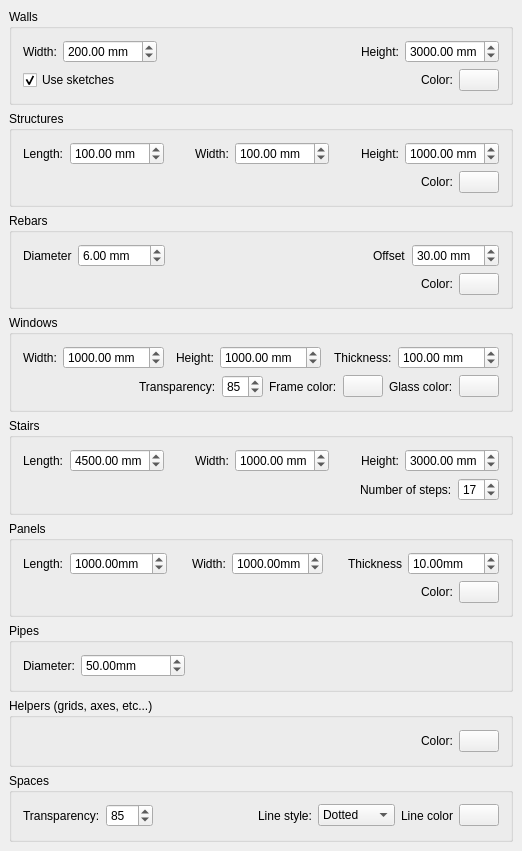
Before: the Qt Designer form src/Mod/Arch/Resources/ui/preferences-archdefaults.ui in southseact-3d/fcd, drawn with Qt 5.
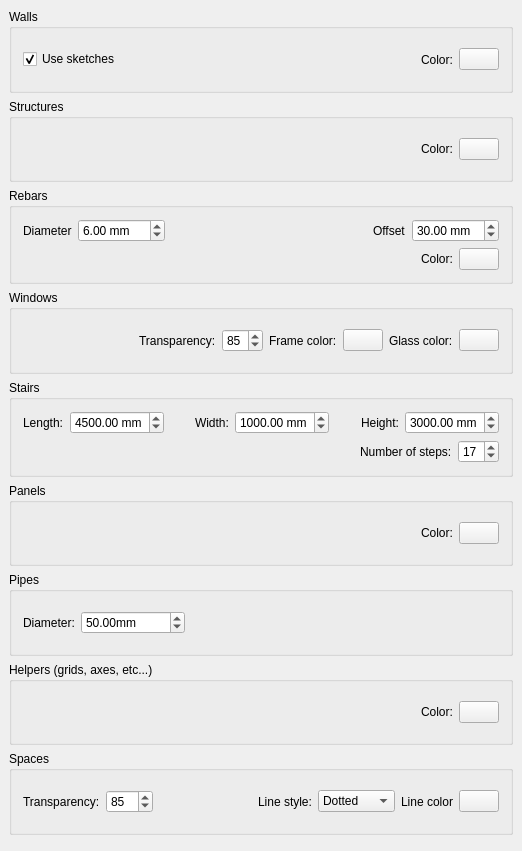
After: the same form once the commit is applied. Custom widgets are drawn as their Qt base class.

Diff of the .ui file:
```diff
--- a/src/Mod/Arch/Resources/ui/preferences-archdefaults.ui
+++ b/src/Mod/Arch/Resources/ui/preferences-archdefaults.ui
@@ -25,77 +25,6 @@
      <property name="title">
       <string>Walls</string>
      </property>
-     <layout class="QVBoxLayout" name="verticalLayout_2">
-      <item>
-       <layout class="QHBoxLayout" name="horizontalLayout_2">
-        <item>
-         <widget class="QLabel" name="label_10">
-          <property name="text">
-           <string>Width:</string>
-          </property>
-         </widget>
-        </item>
-        <item>
-         <widget class="Gui::PrefDoubleSpinBox" name="gui::prefdoublespinbox_2">
-          <property name="suffix">
-           <string> mm</string>
-          </property>
-          <property name="maximum">
-           <double>9999.989999999999782</double>
-          </property>
-          <property name="value">
-           <double>200.000000000000000</double>
-          </property>
-          <property name="prefEntry" stdset="0">
-           <cstring>WallWidth</cstring>
-          </property>
-          <property name="prefPath" stdset="0">
-           <cstring>Mod/Arch</cstring>
-          </property>
-         </widget>
-        </item>
-        <item>
-         <spacer name="horizontalSpacer_5">
-          <property name="orientation">
-           <enum>Qt::Horizontal</enum>
-          </property>
-          <property name="sizeHint" stdset="0">
-           <size>
-            <width>40</width>
-            <height>20</height>
-           </size>
-          </property>
-         </spacer>
-        </item>
-        <item>
-         <widget class="QLabel" name="label_8">
-          <property name="text">
-           <string>Height:</string>
-          </property>
-         </widget>
-        </item>
-        <item>
-         <widget class="Gui::PrefDoubleSpinBox" name="gui::prefdoublespinbox_3">
-          <property name="suffix">
-           <string> mm</string>
-          </property>
-          <property name="maximum">
-           <double>9999.989999999999782</double>
-          </property>
-          <property name="value">
-           <double>3000.000000000000000</double>
-          </property>
-          <property name="prefEntry" stdset="0">
-           <cstring>WallHeight</cstring>
-          </property>
-          <property name="prefPath" stdset="0">
-           <cstring>Mod/Arch</cstring>
-          </property>
-         </widget>
-        </item>
-       </layout>
-      </item>
-      <item>
        <layout class="QHBoxLayout" name="horizontalLayout_3">
         <item>
          <widget class="Gui::PrefCheckBox" name="checkBox">
@@ -154,8 +83,6 @@
          </widget>
         </item>
        </layout>
-      </item>
-     </layout>
     </widget>
    </item>
    <item>
@@ -163,116 +90,6 @@
      <property name="title">
       <string>Structures</string>
      </property>
-     <layout class="QVBoxLayout" name="verticalLayout">
-      <item>
-       <layout class="QHBoxLayout" name="horizontalLayout">
-        <item>
-         <widget class="QLabel" name="label_12">
-          <property name="text">
-           <string>Length:</string>
-          </property>
-         </widget>
-        </item>
-        <item>
-         <widget class="Gui::PrefDoubleSpinBox" name="gui::prefdoublespinbox_4">
-          <property name="suffix">
-           <string> mm</string>
-          </property>
-          <property name="maximum">
-           <double>9999.989999999999782</double>
-          </property>
-          <property name="value">
-           <double>100.000000000000000</double>
-          </property>
-          <property name="prefEntry" stdset="0">
-           <cstring>StructureLength</cstring>
-          </property>
-          <property name="prefPath" stdset="0">
-           <cstring>Mod/Arch</cstring>
-          </property>
-         </widget>
-        </item>
-        <item>
-         <spacer name="horizontalSpacer_6">
-          <property name="orientation">
-           <enum>Qt::Horizontal</enum>
-          </property>
-          <property name="sizeHint" stdset="0">
-           <size>
-            <width>40</width>
-            <height>20</height>
-           </size>
-          </property>
-         </spacer>
-        </item>
-        <item>
-         <widget class="QLabel" name="label_13">
-          <property name="text">
-           <string>Width:</string>
-          </property>
-         </widget>
-        </item>
-        <item>
-         <widget class="Gui::PrefDoubleSpinBox" name="gui::prefdoublespinbox_5">
-          <property name="suffix">
-           <string> mm</string>
-          </property>
-          <property name="maximum">
-           <double>9999.989999999999782</double>
-          </property>
-          <property name="value">
-           <double>100.000000000000000</double>
-          </property>
-          <property name="prefEntry" stdset="0">
-           <cstring>StructureWidth</cstring>
-          </property>
-          <property name="prefPath" stdset="0">
-           <cstring>Mod/Arch</cstring>
-          </property>
-         </widget>
-        </item>
-        <item>
-         <spacer name="horizontalSpacer_7">
-          <property name="orientation">
-           <enum>Qt::Horizontal</enum>
-          </property>
-          <property name="sizeHint" stdset="0">
-           <size>
-            <width>40</width>
-            <height>20</height>
-           </size>
-          </property>
-         </spacer>
-        </item>
-        <item>
-         <widget class="QLabel" name="label_14">
-          <property name="text">
-           <string>Height:</string>
-          </property>
-         </widget>
-        </item>
-        <item>
-         <widget class="Gui::PrefDoubleSpinBox" name="gui::prefdoublespinbox_6">
-          <property name="suffix">
-           <string> mm</string>
-          </property>
-          <property name="maximum">
-           <double>9999.989999999999782</double>
-          </property>
-          <property name="value">
-           <double>1000.000000000000000</double>
-          </property>
-          <property name="prefEntry" stdset="0">
-           <cstring>StructureHeight</cstring>
-          </property>
-          <property name="prefPath" stdset="0">
-           <cstring>Mod/Arch</cstring>
-          </property>
-         </widget>
-        </item>
-       </layout>
-      </item>
-      <item>
        <layout class="QHBoxLayout" name="horizontalLayout_5">
         <item>
          <spacer name="horizontalSpacer_2">
@@ -315,8 +132,6 @@
          </widget>
         </item>
        </layout>
-      </item>
-     </layout>
     </widget>
    </item>
    <item>
@@ -443,125 +258,6 @@
      <property name="title">
       <string>Windows</string>
      </property>
-     <layout class="QVBoxLayout" name="verticalLayout_4">
-      <item>
-       <layout class="QHBoxLayout" name="horizontalLayout_6">
-        <item>
-         <widget class="QLabel" name="label_22">
-          <property name="text">
-           <string>Width:</string>
-          </property>
-         </widget>
-        </item>
-        <item>
-         <widget class="Gui::PrefDoubleSpinBox" name="gui::prefdoublespinbox_10">
-          <property name="toolTip">
-           <string>The default width for new windows</string>
-          </property>
-          <property name="suffix">
-           <string> mm</string>
-          </property>
-          <property name="maximum">
-           <double>99999.990000000005239</double>
-          </property>
-          <property name="value">
-           <double>1000.000000000000000</double>
-          </property>
-          <property name="prefEntry" stdset="0">
-           <cstring>WindowWidth</cstring>
-          </property>
-          <property name="prefPath" stdset="0">
-           <cstring>Mod/Arch</cstring>
-          </property>
-         </widget>
-        </item>
-        <item>
-         <spacer name="horizontalSpacer_9">
-          <property name="orientation">
-           <enum>Qt::Horizontal</enum>
-          </property>
-          <property name="sizeHint" stdset="0">
-           <size>
-            <width>40</width>
-            <height>20</height>
-           </size>
-          </property>
-         </spacer>
-        </item>
-        <item>
-         <widget class="QLabel" name="label_21">
-          <property name="text">
-           <string>Height:</string>
-          </property>
-         </widget>
-        </item>
-        <item>
-         <widget class="Gui::PrefDoubleSpinBox" name="gui::prefdoublespinbox_9">
-          <property name="toolTip">
-           <string>The default height for new windows</string>
-          </property>
-          <property name="suffix">
-           <string> mm</string>
-          </property>
-          <property name="maximum">
-           <double>99999.990000000005239</double>
-          </property>
-          <property name="value">
-           <double>1000.000000000000000</double>
-          </property>
-          <property name="prefEntry" stdset="0">
-           <cstring>WindowHeight</cstring>
-          </property>
-          <property name="prefPath" stdset="0">
-           <cstring>Mod/Arch</cstring>
-          </property>
-         </widget>
-        </item>
-        <item>
-         <spacer name="horizontalSpacer_10">
-          <property name="orientation">
-           <enum>Qt::Horizontal</enum>
-          </property>
-          <property name="sizeHint" stdset="0">
-           <size>
-            <width>40</width>
-            <height>20</height>
-           </size>
-          </property>
-         </spacer>
-        </item>
-        <item>
-         <widget class="QLabel" name="label_20">
-          <property name="text">
-           <string>Thickness:</string>
-          </property>
-         </widget>
-        </item>
-        <item>
-         <widget class="Gui::PrefDoubleSpinBox" name="gui::prefdoublespinbox_11">
-          <property name="toolTip">
-           <string>The default thickness for new windows</string>
-          </property>
-          <property name="suffix">
-           <string> mm</string>
-          </property>
-          <property name="maximum">
-           <double>99999.990000000005239</double>
-          </property>
-          <property name="value">
-           <double>100.000000000000000</double>
-          </property>
-          <property name="prefEntry" stdset="0">
-           <cstring>WindowThickness</cstring>
-          </property>
-          <property name="prefPath" stdset="0">
-           <cstring>Mod/Arch</cstring>
-          </property>
-         </widget>
-        </item>
-       </layout>
-      </item>
-      <item>
        <layout class="QHBoxLayout" name="horizontalLayout_14">
         <item>
          <spacer name="horizontalSpacer_4">
@@ -645,8 +341,6 @@
          </widget>
         </item>
        </layout>
-      </item>
-     </layout>
     </widget>
    </item>
    <item>
@@ -811,116 +505,6 @@
      <property name="title">
       <string>Panels</string>
      </property>
-     <layout class="QVBoxLayout" name="verticalLayout_6">
-      <item>
-       <layout class="QHBoxLayout" name="horizontalLayout_10">
-        <item>
-         <widget class="QLabel" name="label_7">
-          <property name="text">
-           <string>Length:</string>
-          </property>
-         </widget>
-        </item>
-        <item>
-         <widget class="Gui::PrefDoubleSpinBox" name="doubleSpinBox_4">
-          <property name="suffix">
-           <string>mm</string>
-          </property>
-          <property name="maximum">
-           <double>99999.990000000005239</double>
-          </property>
-          <property name="value">
-           <double>1000.000000000000000</double>
-          </property>
-          <property name="prefEntry" stdset="0">
-           <cstring>PanelLength</cstring>
-          </property>
-          <property name="prefPath" stdset="0">
-           <cstring>Mod/Arch</cstring>
-          </property>
-         </widget>
-        </item>
-        <item>
-         <spacer name="horizontalSpacer_14">
-          <property name="orientation">
-           <enum>Qt::Horizontal</enum>
-          </property>
-          <property name="sizeHint" stdset="0">
-           <size>
-            <width>40</width>
-            <height>20</height>
-           </size>
-          </property>
-         </spacer>
-        </item>
-        <item>
-         <widget class="QLabel" name="label_16">
-          <property name="text">
-           <string>Width:</string>
-          </property>
-         </widget>
-        </item>
-        <item>
-         <widget class="Gui::PrefDoubleSpinBox" name="doubleSpinBox_5">
-          <property name="suffix">
-           <string>mm</string>
-          </property>
-          <property name="maximum">
-           <double>9999.989999999999782</double>
-          </property>
-          <property name="value">
-           <double>1000.000000000000000</double>
-          </property>
-          <property name="prefEntry" stdset="0">
-           <cstring>PanelWidth</cstring>
-          </property>
-          <property name="prefPath" stdset="0">
-           <cstring>Mod/Arch</cstring>
-          </property>
-         </widget>
-        </item>
-        <item>
-         <spacer name="horizontalSpacer_15">
-          <property name="orientation">
-           <enum>Qt::Horizontal</enum>
-          </property>
-          <property name="sizeHint" stdset="0">
-           <size>
-            <width>40</width>
-            <height>20</height>
-           </size>
-          </property>
-         </spacer>
-        </item>
-        <item>
-         <widget class="QLabel" name="label_23">
-          <property name="text">
-           <string>Thickness</string>
-          </property>
-         </widget>
-        </item>
-        <item>
-         <widget class="Gui::PrefDoubleSpinBox" name="doubleSpinBox_6">
-          <property name="suffix">
-           <string>mm</string>
-          </property>
-          <property name="maximum">
-           <double>9999.989999999999782</double>
-          </property>
-          <property name="value">
-           <double>10.000000000000000</double>
-          </property>
-          <property name="prefEntry" stdset="0">
-           <cstring>PanelThickness</cstring>
-          </property>
-          <property name="prefPath" stdset="0">
-           <cstring>Mod/Arch</cstring>
-          </property>
-         </widget>
-        </item>
-       </layout>
-      </item>
-      <item>
        <layout class="QHBoxLayout" name="horizontalLayout_11">
         <item>
          <spacer name="horizontalSpacer_16">
@@ -960,8 +544,6 @@
          </widget>
         </item>
        </layout>
-      </item>
-     </layout>
     </widget>
    </item>
    <item>
@@ -1181,6 +763,13 @@
      </layout>
     </widget>
    </item>
+   <item>
+    <spacer name="verticalSpacer_1">
+     <property name="orientation">
+      <enum>Qt::Vertical</enum>
+     </property>
+    </spacer>
+   </item>
   </layout>
  </widget>
  <layoutdefault spacing="6" margin="11"/>
```
Lines whose indentation alone changed are shown as unchanged.
